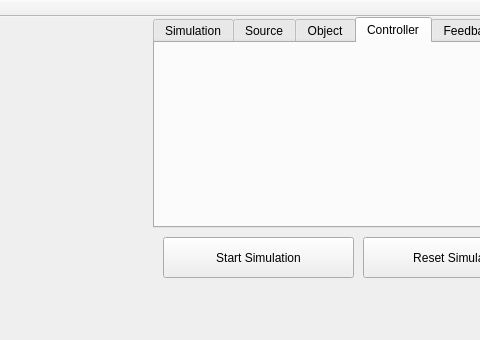
Old version of the form mainwindow.ui in the repository jakubbialas/PSS_lab; both pictures show x 187 to 667 and y 0 to 340 of the 768 by 340 pixel window.
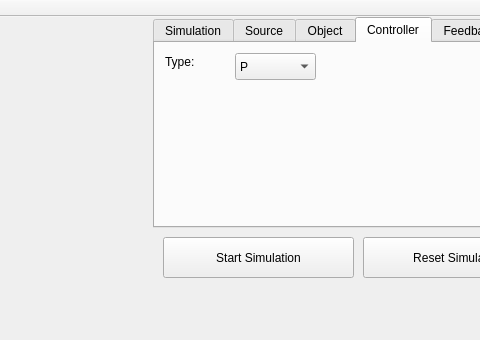
New version of the form. The open tabs and pages were chosen to show the change. Custom widgets are drawn as their Qt base class.

The edit to the form file:
```diff
--- a/mainwindow.ui
+++ b/mainwindow.ui
@@ -403,6 +403,39 @@
      <attribute name="title">
       <string>Controller</string>
      </attribute>
+     <widget class="QComboBox" name="comboBox">
+      <property name="geometry">
+       <rect>
+        <x>80</x>
+        <y>10</y>
+        <width>81</width>
+        <height>27</height>
+       </rect>
+      </property>
+      <item>
+       <property name="text">
+        <string>P</string>
+       </property>
+      </item>
+      <item>
+       <property name="text">
+        <string>PID</string>
+       </property>
+      </item>
+     </widget>
+     <widget class="QLabel" name="label_5">
+      <property name="geometry">
+       <rect>
+        <x>10</x>
+        <y>10</y>
+        <width>67</width>
+        <height>17</height>
+       </rect>
+      </property>
+      <property name="text">
+       <string>Type:</string>
+      </property>
+     </widget>
     </widget>
     <widget class="QWidget" name="tab_feedback">
      <attribute name="title">
```
Left out of the diff: 2 changed lines with no effect on the pictures.
